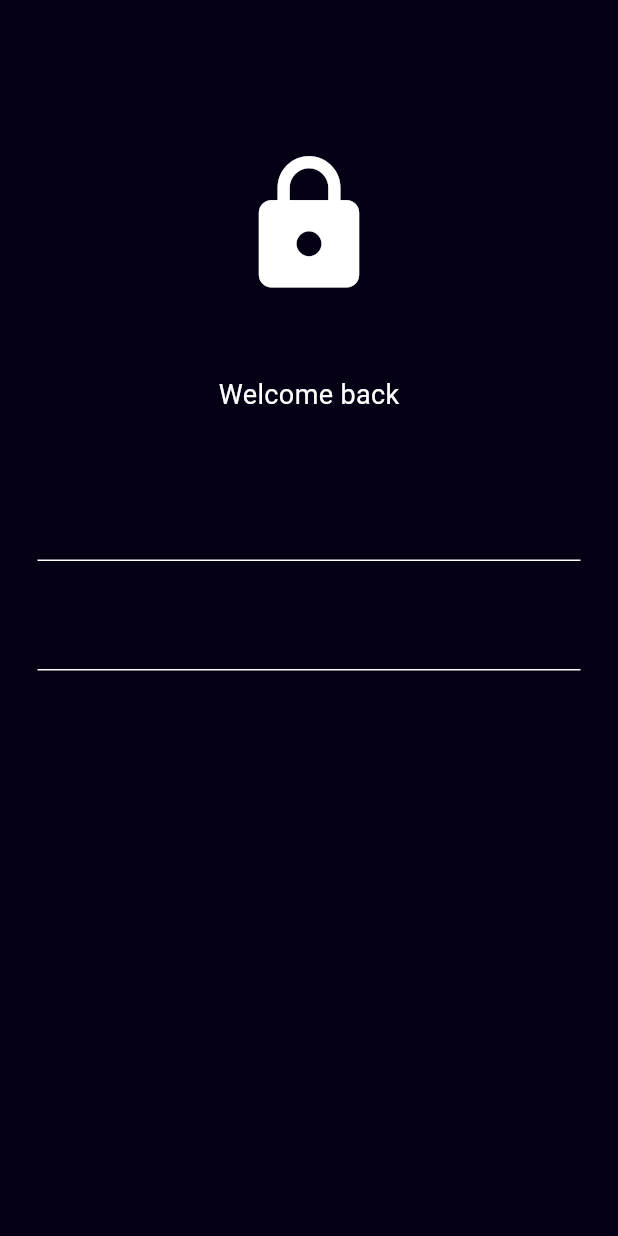
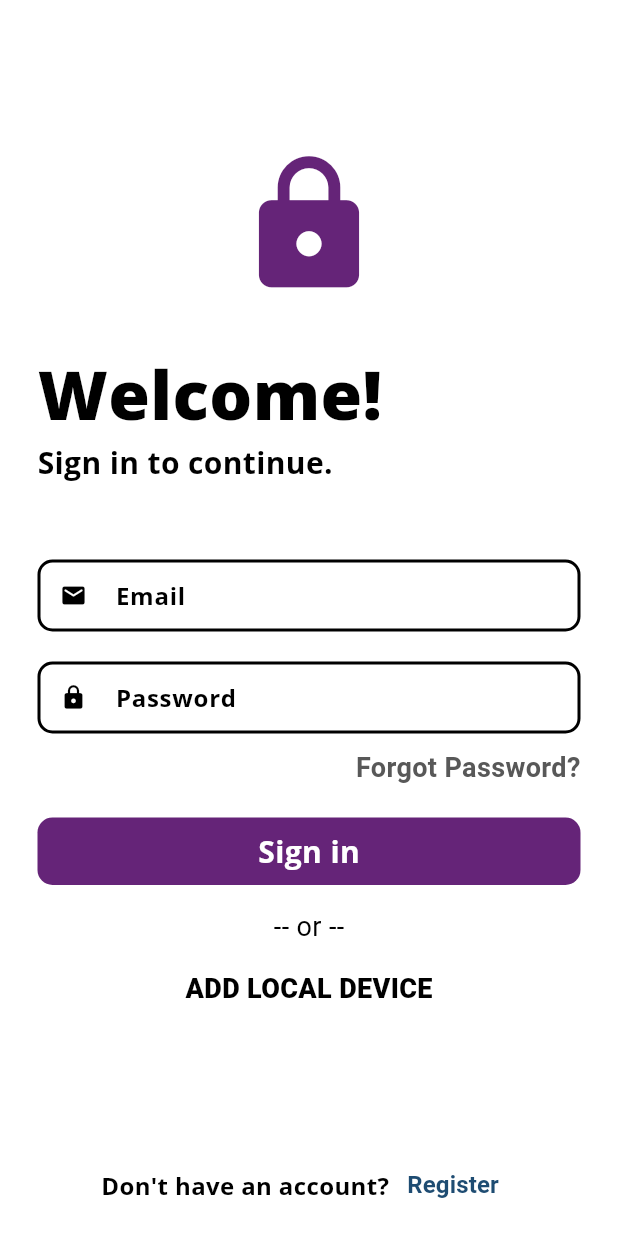
Before and after one commit to AlthafNazeel/R.A.V.E.N, a Flutter app: the screen it shows after launch, on a phone screen of 412 x 824 dp. Run offline on Flutter 3.47's test engine with Material 3 defaults, Android fonts, the light colour scheme and no system bars; our stand-ins replace firebase_core, firebase_messaging, video_player; accounts and stored records are empty.

Commit message:
added fonts and images assest

```diff
--- a/raven_frontend/lib/Pages/SettingsPage.dart
+++ b/raven_frontend/lib/Pages/SettingsPage.dart
@@ -1,4 +1,10 @@
 import 'package:flutter/material.dart';
+void main() {
+  runApp( MaterialApp(
+    debugShowCheckedModeBanner: false,
+    home: Settings(),
+  ));
+}
 
 class Settings extends StatelessWidget {
   Settings({Key? key}) : super(key: key);
--- a/raven_frontend/lib/Pages/signIn.dart
+++ b/raven_frontend/lib/Pages/signIn.dart
@@ -2,8 +2,8 @@ import 'package:flutter/material.dart';
 import 'package:raven_frontend/components/TextFeild.dart';
 import 'package:raven_frontend/Pages/getStarted.dart';
 
-class SignIn extends StatelessWidget {
-  SignIn({Key? key}) : super(key: key);
+class SignInp extends StatelessWidget {
+  SignInp({Key? key}) : super(key: key);
 
   final userNameController = TextEditingController();
   final paswordController = TextEditingController();
@@ -11,7 +11,7 @@ class SignIn extends StatelessWidget {
   @override
   Widget build(BuildContext context) {
     return Scaffold(
-      backgroundColor: Color.fromARGB(255, 5, 0, 20),
+      backgroundColor: Color.fromARGB(255, 218, 214, 230),
       body: SafeArea(
         child: Center(
           child: Column(
@@ -36,19 +36,23 @@ class SignIn extends StatelessWidget {
                 const SizedBox(height: 50),
 
               // Username text field
-              TextFeild(
-                controller: userNameController,
-                hinttext:'Username' ,
-                obscureText: false,
-              ),
+              const SizedBox(height: 20),
+                // Password field
+                CustomTextField(
+                  label: 'Password',
+                  hint: 'Enter your password',
+                  icon: Icons.keyboard,
+                  cursorColor: Colors.black,
+                ),
 
               const SizedBox(height: 25),
               // Password text field
-              TextFeild(
-                controller: paswordController,
-                hinttext: 'Password',
-                obscureText: true,
-              ),
+                CustomTextField(
+                  label: 'Password',
+                  hint: 'Enter your password',
+                  icon: Icons.keyboard,
+                  cursorColor: Colors.black,
+                ),
 
               // Forgot password register
 
--- a/raven_frontend/lib/Pages/signInPage.dart
+++ b/raven_frontend/lib/Pages/signInPage.dart
@@ -1,105 +1,160 @@
 import 'package:flutter/material.dart';
-import 'package:raven_frontend/components/Button.dart';
 import 'package:raven_frontend/components/TextFeild.dart';
+import 'package:raven_frontend/components/AppFonts.dart';
 
 class SignIn extends StatelessWidget {
   SignIn({Key? key}) : super(key: key);
 
+  // Controllers for handling user input
   final userNameController = TextEditingController();
-  final paswordController = TextEditingController();
+  final passwordController = TextEditingController();
 
   @override
   Widget build(BuildContext context) {
     return Scaffold(
-      backgroundColor: Colors.black,
-      body: SafeArea(
+      resizeToAvoidBottomInset: false,
+      backgroundColor: Color.fromARGB(255, 255, 255, 255),
+      body: Container(
+        // decoration: BoxDecoration(
+        //   image: DecorationImage(
+        //     image: AssetImage('images/bgpicnew.jpg'),
+        //     fit: BoxFit.cover,
+        //   ),
+        // ),
         child: Center(
+          child: Padding(
+            padding:
+                const EdgeInsets.only(left: 25.0, right: 25.0, bottom: 10.0),
             child: Column(
+              mainAxisAlignment: MainAxisAlignment.center,
               children: [
-              const SizedBox(height: 80),//space box from top
+                const SizedBox(height: 100),
 
-              // Logo
+                // App Logo
                 Icon(
                   Icons.lock,
                   size: 100,
-                color: Colors.white,
+                  color: Color.fromARGB(255, 101, 36, 120),
                 ),
-              const SizedBox(height: 50),//space box
+
+                const SizedBox(height: 30),
 
                 // Welcome message
-              Text('Welcome back',
+                Row(
+                  mainAxisAlignment: MainAxisAlignment.start,
+                  children: [
+                    Text(
+                      'Welcome!',
+                      style: AppFonts.heading1Font(),
+                    ),
+                  ],
+                ),
+
+                // Sign in message
+                Row(
+                  mainAxisAlignment: MainAxisAlignment.start,
+                  children: [
+                    Text('Sign in to continue.',
+                        style: AppFonts.heading2Font()),
+                  ],
+                ),
+
+                const SizedBox(height: 50),
+
+                // Email text field
+                CustomTextField(
+                  label: 'Email',
+                  hint: 'Username or e-mail',
+                  icon: Icons.email_rounded,
+                  cursorColor: Colors.black,
+                ),
+
+                const SizedBox(height: 20),
+                // Password field
+                CustomTextField(
+                  label: 'Password',
+                  hint: 'Enter your password',
+                  icon: Icons.lock_rounded,
+                  cursorColor: Colors.black,
+                ),
+
+                const SizedBox(height: 10),
+                // Forgot password link
+                Row(
+                  mainAxisAlignment: MainAxisAlignment.end,
+                  children: [
+                    Text(
+                      'Forgot Password?',
                       style: TextStyle(
-                color: Colors.white,
+                        color: Color.fromARGB(255, 88, 88, 88),
+                        fontSize: 18,
+                        fontWeight: FontWeight.w700,
+                      ),
+                    ),
+                  ],
+                ),
+
+                const SizedBox(height: 20),
+                // Sign In button
+                Container(
+                  // width: 250,
+                  padding: EdgeInsets.symmetric(
+                      horizontal: 70,
+                      vertical: 8), // Adjust the values as needed
+                  decoration: BoxDecoration(
+                    color: Color.fromARGB(255, 101, 36, 120),
+                    borderRadius: BorderRadius.circular(10),
+                  ),
+                  child: Center(
+                    child: Text(
+                      'Sign in',
+                      style: AppFonts.ButtonFont(),
+                    ),
+                  ),
+                ),
+                const SizedBox(height: 15),
+                // OR separator
+                Text(
+                  '-- or --',
+                  style: TextStyle(
+                    color: Color.fromARGB(255, 0, 0, 0),
                     fontSize: 18,
                   ),
                 ),
-                const SizedBox(height: 10),//space box
-
-              // Sign in message
-              Text('SIGN IN',
+                const SizedBox(height: 15),
+                // Add local device message
+                Text(
+                  'ADD LOCAL DEVICE',
                   style: TextStyle(
-                color: Colors.white,
-                fontSize: 22,
+                    color: Colors.black,
+                    fontSize: 18,
+                    fontWeight: FontWeight.w900,
                   ),
                 ),
-                const SizedBox(height: 40),//space box
-
-              // Username text field
-              TextFeild(
-                controller: userNameController,
-                hinttext:'Enter Phone Number or Email' ,
-                obscureText: false,
+                Expanded(
+                  child: SizedBox(), // Takes up remaining space
                 ),
-
-              const SizedBox(height: 25),//space box
-
-              // Password text field
-              TextFeild(
-                controller: paswordController,
-                hinttext: 'Password',
-                obscureText: true,
+                // Register link
+                Row(
+                  mainAxisAlignment: MainAxisAlignment.center,
+                  children: [
+                    Text('Don\'t have an account?',
+                        style: AppFonts.bodyTextFont()),
+                    TextButton(
+                      onPressed: () {},
+                      child: Text(
+                        'Register',
+                        style: TextStyle(
+                          color: Color.fromARGB(255, 30, 76, 114),
+                          fontSize: 16.0,
+                          fontWeight: FontWeight.w600,
                         ),
-
-              const SizedBox(height: 1),//space box
-              // Forgot password register
-              Padding(
-                padding: EdgeInsets.only(top: 10.0, right: 40.0),
-                child:Row(
-                  mainAxisAlignment: MainAxisAlignment.end,
-                children: [
-                  Text('Forgot Password ?',
-                  style: TextStyle(color: Colors.white),
-                  ),
-                ]
-                ),
-              ),
-
-
-              const SizedBox(height: 70),//space box
-              // Sign in button
-              Button(),
-
-              const SizedBox(height: 15),//space box
-              // OR
-             Text('Or',
-              style: TextStyle(
-                color: const Color.fromARGB(157, 255, 255, 255),
-                fontSize: 18,
-
-                ),
-                ),
-
-              const SizedBox(height: 15),//space box
-              // Add local device
-              Text('ADD LOCAL DEVICE',
-              style: TextStyle(
-                color: Colors.white,
-                fontSize: 18,
-                fontWeight: FontWeight.w900,
-
                       ),
                     ),
                   ],
+                ),
+              ],
+            ),
           ),
         ),
       ),
--- /dev/null
+++ b/raven_frontend/lib/components/AppFonts.dart
@@ -0,0 +1,75 @@
+import 'package:flutter/material.dart';
+
+class AppFonts {
+  static const String _primaryFont = 'OpenSans';
+  static const String welcometxt = 'Raleway';
+  static const String welcometxt1 = 'NotoSerif';
+
+  static TextStyle heading1Font({
+    Color color = Colors.black,
+    FontWeight fontWeight = FontWeight.w900,
+    double fontSize = 45.0,
+
+  }) {
+    return TextStyle(
+      fontFamily:_primaryFont ,
+      fontSize: fontSize,
+      color: color,
+      fontWeight: fontWeight,
+    );
+  }
+
+  static TextStyle heading2Font({
+    Color color = Colors.black,
+    FontWeight fontWeight = FontWeight.bold,
+    double fontSize = 20.0,
+  }) {
+    return TextStyle(
+      fontFamily: _primaryFont,
+      fontSize: fontSize,
+      color: color,
+      fontWeight: fontWeight,
+    );
+  }
+//  fonts for body
+  static TextStyle bodyTextFont({
+    Color color = Colors.black,
+    FontWeight fontWeight = FontWeight.normal,
+    double fontSize = 16.0,
+  }) {
+    return TextStyle(
+      fontFamily: _primaryFont,
+      fontSize: fontSize,
+      color: color,
+      fontWeight: FontWeight.w700,
+    );
+  }
+
+// font for page titles
+  static TextStyle PageTitleFont({
+    Color color = Colors.black,
+    FontWeight fontWeight = FontWeight.normal,
+    double fontSize = 20.0,
+  }) {
+    return TextStyle(
+      fontFamily: _primaryFont,
+      fontSize: fontSize,
+      color: color,
+      fontWeight: fontWeight,
+    );
+  }
+
+  // font for buttons
+  static TextStyle ButtonFont({
+    Color color = Colors.white,
+    FontWeight fontWeight = FontWeight.bold,
+    double fontSize = 20.0,
+  }) {
+    return TextStyle(
+      fontFamily: _primaryFont,
+      fontSize: fontSize,
+      color: color,
+      fontWeight: fontWeight,
+    );
+  }
+}
--- a/raven_frontend/lib/components/TextFeild.dart
+++ b/raven_frontend/lib/components/TextFeild.dart
@@ -1,37 +1,59 @@
 import 'package:flutter/material.dart';
+import 'package:raven_frontend/components/AppFonts.dart';
 
-class TextFeild extends StatelessWidget {
-  final controller;
-  final String hinttext;
-  final bool obscureText;
+class CustomTextField extends StatelessWidget {
+  final String label;
+  final String hint;
+  final IconData icon;
+  final Color cursorColor;
 
-  const TextFeild({
-    super.key,
-    required this.controller,
-    required this.hinttext,
-    required this.obscureText,
-  });
+  const CustomTextField({
+    Key? key,
+    required this.label,
+    required this.hint,
+    required this.icon,
+    required this.cursorColor,
+  }) : super(key: key);
 
   @override
   Widget build(BuildContext context) {
-    return Padding(
-      padding: const EdgeInsets.symmetric(horizontal: 25.0),
+    return Container(
+      // decoration: BoxDecoration(
+      //   boxShadow: [
+      //     BoxShadow(
+      //       color: const Color.fromARGB(79, 0, 0, 0).withOpacity(0.2),
+      //       spreadRadius: 3,
+      //       blurRadius: 10,
+      //       offset: Offset(15, 9),
+      //     ),
+      //   ],
+      // ),
       child: TextField(
-        controller: controller,
-        obscureText: obscureText,
+        cursorColor: cursorColor,
+        style: TextStyle(color: Colors.black),
         decoration: InputDecoration(
-          border: UnderlineInputBorder(
-            borderSide: BorderSide(color: Colors.white),
+          fillColor: Colors.transparent,
+          contentPadding: EdgeInsets.only(left: 25.0),
+          labelText: label,
+          hintText: hint,
+          labelStyle: AppFonts.bodyTextFont(),
+          hintStyle: TextStyle(
+            color: Color.fromARGB(255, 146, 146, 146),
+            fontSize: 14.0,
           ),
-          enabledBorder: UnderlineInputBorder(
-            borderSide: BorderSide(color: Colors.white),
+          prefixIcon: Icon(icon, color: cursorColor, size: 18),
+          enabledBorder: OutlineInputBorder(
+            borderSide: BorderSide(color: const Color.fromARGB(255, 0, 0, 0), width: 2),
+            borderRadius: BorderRadius.circular(10.0),
           ),
-          focusedBorder: UnderlineInputBorder(
-            borderSide: BorderSide(color: Colors.black),
+          floatingLabelStyle: TextStyle(
+            color: cursorColor,
+            fontSize: 18.0,
           ),
-          fillColor: Colors.grey.shade100,
-          filled: false, // Set filled to false to remove the background fill
-          hintStyle: TextStyle(color: Colors.white), // Set hint text color
+          focusedBorder: OutlineInputBorder(
+            borderSide: BorderSide(color: cursorColor, width: 1.5),
+            borderRadius: BorderRadius.circular(10.0),
+          ),
         ),
       ),
     );
```
Also changed, not shown: raven_frontend/lib/Pages/alert.dart (+8 -0 lines), raven_frontend/lib/Pages/getStarted.dart (+43 -43 lines), raven_frontend/lib/components/Button.dart (deleted, +0 -55 lines), raven_frontend/lib/main.dart (+7 -1 lines), raven_frontend/pubspec.yaml (+29 -13 lines), raven_frontend/flutter_01.png (added), raven_frontend/fonts/OpenSans-VariableFont_wdth,wght.ttf (added), raven_frontend/fonts/ProtestRiot-Regular.ttf (added), raven_frontend/fonts/Raleway-VariableFont_wght.ttf (added), raven_frontend/images/bgnew2.jpg (added), raven_frontend/images/bgpic.jpg (added), raven_frontend/images/bgpic2.jpg (added), raven_frontend/images/bgpicnew.jpg (added), raven_frontend/pubspec.lock, 3 other files. Lines whose indentation alone changed are shown as unchanged.
